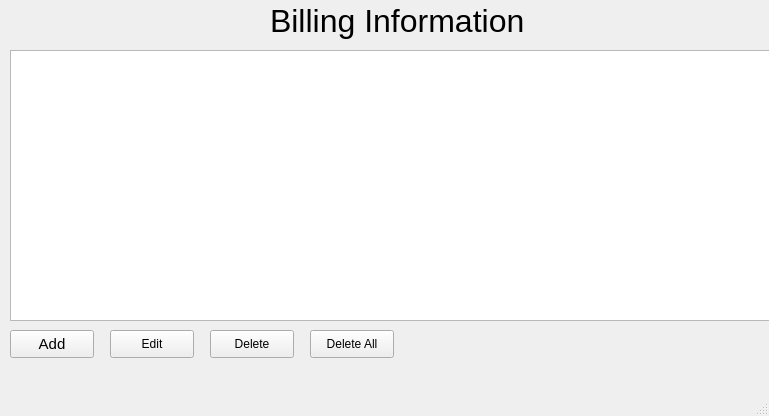
The window that supreme/ui/profile.ui (phongtran0715/shoppingbot) describes before a commit, drawn with Qt 5.
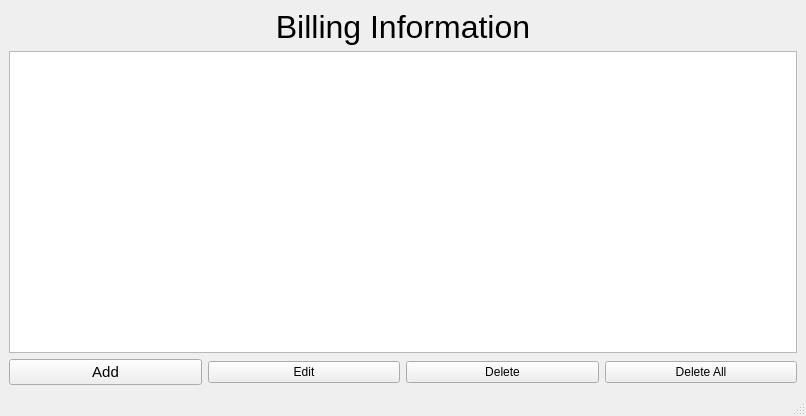
The same window after the commit.

```diff
--- a/supreme/ui/profile.ui
+++ b/supreme/ui/profile.ui
@@ -6,7 +6,7 @@
    <rect>
     <x>0</x>
     <y>0</y>
-    <width>769</width>
+    <width>806</width>
     <height>416</height>
    </rect>
   </property>
@@ -14,82 +14,45 @@
    <string>Profile Manager</string>
   </property>
   <widget class="QWidget" name="centralwidget">
-   <widget class="QTableView" name="tbProfile">
-    <property name="geometry">
-     <rect>
-      <x>10</x>
-      <y>50</y>
-      <width>771</width>
-      <height>271</height>
-     </rect>
-    </property>
-   </widget>
-   <widget class="QPushButton" name="btnAdd">
-    <property name="geometry">
-     <rect>
-      <x>10</x>
-      <y>330</y>
-      <width>84</width>
-      <height>28</height>
-     </rect>
-    </property>
-    <property name="font">
-     <font>
-      <pointsize>11</pointsize>
-     </font>
-    </property>
-    <property name="text">
-     <string>Add</string>
-    </property>
-   </widget>
-   <widget class="QPushButton" name="btnEdit">
-    <property name="geometry">
-     <rect>
-      <x>110</x>
-      <y>330</y>
-      <width>84</width>
-      <height>28</height>
-     </rect>
-    </property>
-    <property name="text">
-     <string>Edit</string>
-    </property>
-   </widget>
+   <layout class="QGridLayout" name="gridLayout">
+    <item row="2" column="2">
    <widget class="QPushButton" name="btnDelete">
-    <property name="geometry">
-     <rect>
-      <x>210</x>
-      <y>330</y>
-      <width>84</width>
-      <height>28</height>
-     </rect>
-    </property>
     <property name="text">
      <string>Delete</string>
     </property>
    </widget>
+    </item>
+    <item row="2" column="1">
+     <widget class="QPushButton" name="btnEdit">
+      <property name="text">
+       <string>Edit</string>
+      </property>
+     </widget>
+    </item>
+    <item row="2" column="3">
    <widget class="QPushButton" name="btnDeleteAll">
-    <property name="geometry">
-     <rect>
-      <x>310</x>
-      <y>330</y>
-      <width>84</width>
-      <height>28</height>
-     </rect>
-    </property>
     <property name="text">
      <string>Delete All</string>
     </property>
    </widget>
+    </item>
+    <item row="1" column="0" colspan="4">
+     <widget class="QTableView" name="tbProfile"/>
+    </item>
+    <item row="2" column="0">
+     <widget class="QPushButton" name="btnAdd">
+      <property name="font">
+       <font>
+        <pointsize>11</pointsize>
+       </font>
+      </property>
+      <property name="text">
+       <string>Add</string>
+      </property>
+     </widget>
+    </item>
+    <item row="0" column="0" colspan="4">
    <widget class="QLabel" name="label">
-    <property name="geometry">
-     <rect>
-      <x>270</x>
-      <y>0</y>
-      <width>261</width>
-      <height>41</height>
-     </rect>
-    </property>
     <property name="font">
      <font>
       <pointsize>24</pointsize>
@@ -98,17 +61,12 @@
     <property name="text">
      <string>Billing Information</string>
     </property>
-   </widget>
-  </widget>
-  <widget class="QMenuBar" name="menubar">
-   <property name="geometry">
-    <rect>
-     <x>0</x>
-     <y>0</y>
-     <width>769</width>
-     <height>25</height>
-    </rect>
-   </property>
+      <property name="alignment">
+       <set>Qt::AlignCenter</set>
+      </property>
+     </widget>
+    </item>
+   </layout>
   </widget>
   <widget class="QStatusBar" name="statusbar"/>
  </widget>
```
Lines whose indentation alone changed are shown as unchanged.
